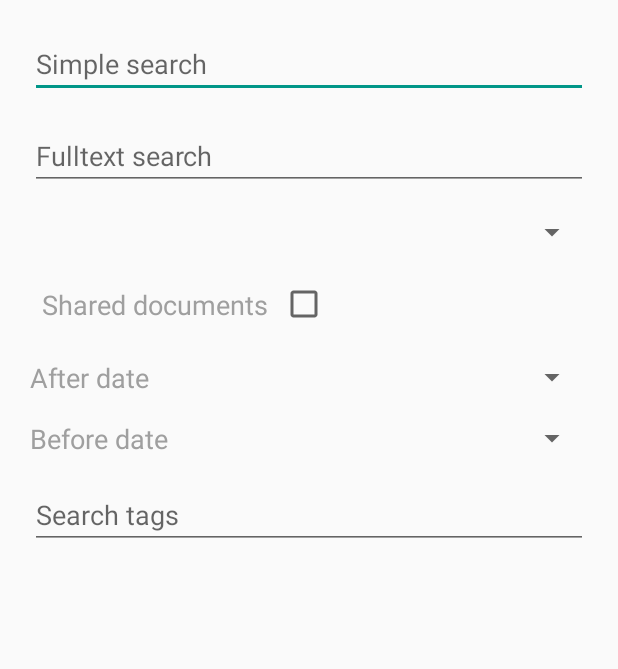
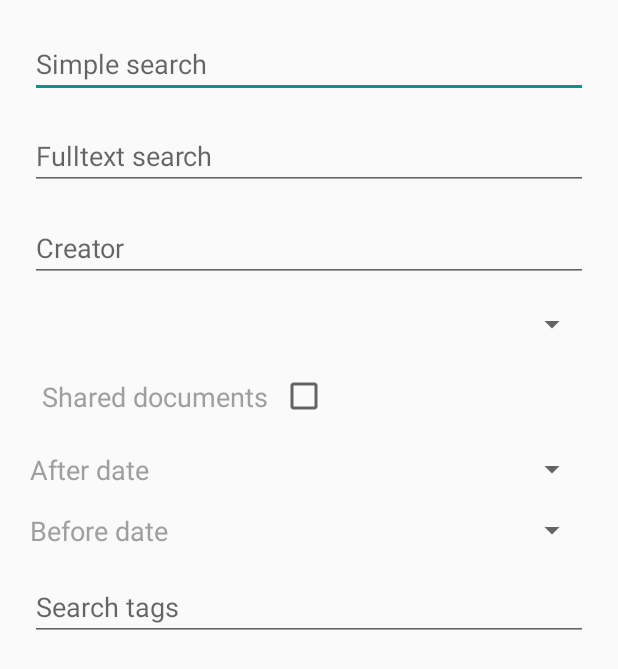
Before and after one commit to sequent5/teedy-android, an Android app: the layout search_dialog.xml on its own in the app's theme, with its tools: preview values and no code run, on a phone screen of 412 x 824 dp. Shown: the top 669 px of the screen. Run offline under Robolectric (Android 15) with nearby library versions, the phone set to English and light mode, and no system bars.

Commit message:
Close #71: Android: Advanced search by creator

```diff
--- a/app/build.gradle
+++ b/app/build.gradle
@@ -3,7 +3,7 @@ buildscript {
         jcenter()
     }
     dependencies {
-        classpath 'com.android.tools.build:gradle:2.0.0-beta6'
+        classpath 'com.android.tools.build:gradle:2.1.0-alpha1'
     }
 }
 apply plugin: 'com.android.application'
--- a/app/src/main/java/com/sismics/docs/fragment/SearchFragment.java
+++ b/app/src/main/java/com/sismics/docs/fragment/SearchFragment.java
@@ -55,6 +55,7 @@ public class SearchFragment extends DialogFragment {
         View view = inflater.inflate(R.layout.search_dialog, null);
         final EditText searchEditText = (EditText) view.findViewById(R.id.searchEditText);
         final EditText fulltextEditText = (EditText) view.findViewById(R.id.fulltextEditText);
+        final EditText creatorEditText = (EditText) view.findViewById(R.id.creatorEditText);
         final CheckBox sharedCheckbox = (CheckBox) view.findViewById(R.id.sharedCheckbox);
         final Spinner languageSpinner = (Spinner) view.findViewById(R.id.languageSpinner);
         final DatePickerView beforeDatePicker = (DatePickerView) view.findViewById(R.id.beforeDatePicker);
@@ -89,6 +90,7 @@ public class SearchFragment extends DialogFragment {
                         // Build the simple criterias
                         SearchQueryBuilder queryBuilder = new SearchQueryBuilder()
                                 .simpleSearch(searchEditText.getText().toString())
+                                .creator(creatorEditText.getText().toString())
                                 .shared(sharedCheckbox.isChecked())
                                 .language(((LanguageAdapter.Language) languageSpinner.getSelectedItem()).getId())
                                 .before(beforeDatePicker.getDate())
--- a/app/src/main/res/layout/search_dialog.xml
+++ b/app/src/main/res/layout/search_dialog.xml
@@ -26,6 +26,15 @@
             android:layout_margin="8dp"
             android:textSize="18sp"
             android:hint="@string/fulltext_search"/>
+
+        <!-- Creator -->
+        <EditText
+            android:id="@+id/creatorEditText"
+            android:layout_width="match_parent"
+            android:layout_height="wrap_content"
+            android:layout_margin="8dp"
+            android:textSize="18sp"
+            android:hint="@string/creator"/>
 
         <!-- Language -->
         <Spinner
--- a/app/src/main/res/values/strings.xml
+++ b/app/src/main/res/values/strings.xml
@@ -99,6 +99,7 @@
     <string name="title">Title</string>
     <string name="simple_search">Simple search</string>
     <string name="fulltext_search">Fulltext search</string>
+    <string name="creator">Creator</string>
     <string name="after_date">After date</string>
     <string name="before_date">Before date</string>
     <string name="search_tags">Search tags</string>
```
Also changed, not shown: app/src/main/java/com/sismics/docs/util/SearchQueryBuilder.java (+15 -0 lines), 1 other file.
